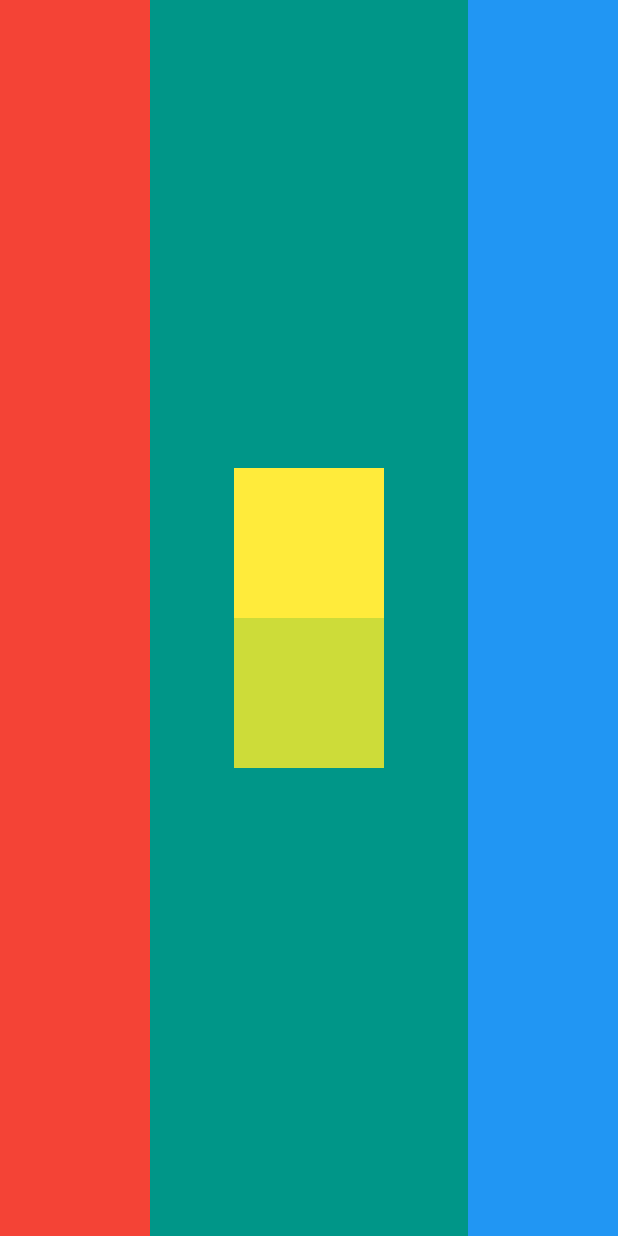
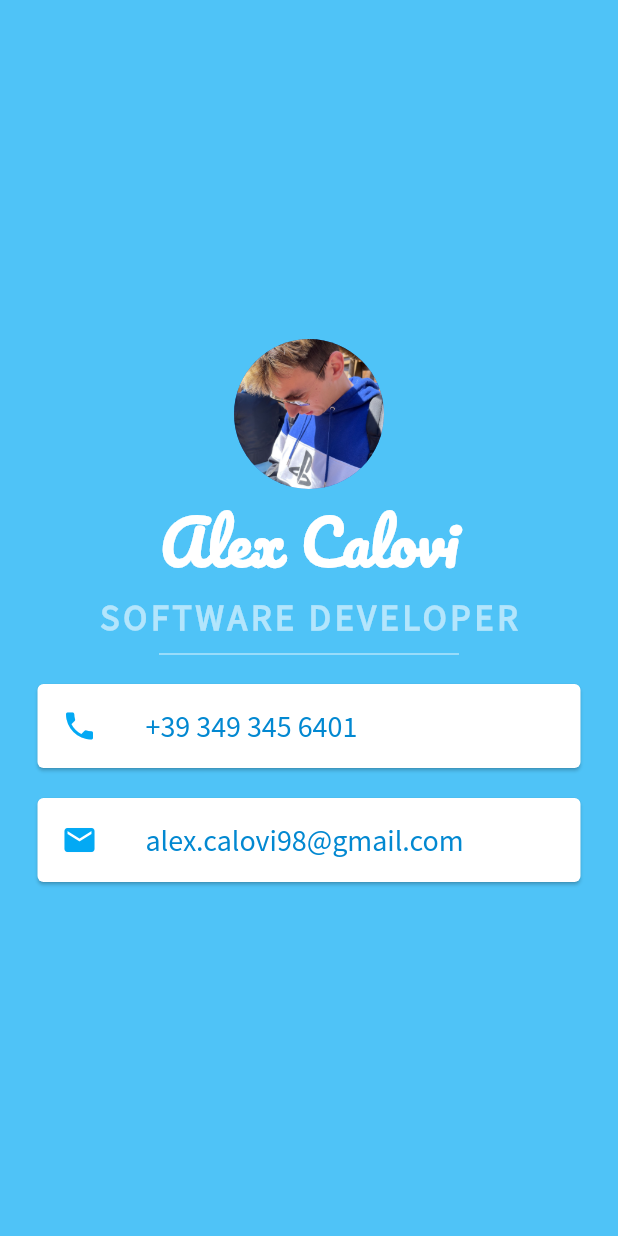
Before and after one commit to alexcalovi98/flutter-apps-collection, a Flutter app: the screen it shows after launch, on a phone screen of 412 x 824 dp. Run offline on Flutter 3.47's test engine with Material 2 defaults, Android fonts, the light colour scheme and no system bars.

Commit message:
mi card app completed

```diff
--- a/mi_card/lib/main.dart
+++ b/mi_card/lib/main.dart
@@ -11,34 +11,71 @@ class MyApp extends StatelessWidget {
   @override
   Widget build(BuildContext context) {
     return MaterialApp(
+      debugShowCheckedModeBanner: false,
       title: 'Mi Card',
       home: Scaffold(
-        backgroundColor: Colors.teal,
+        backgroundColor: Colors.lightBlue[300],
         body: SafeArea(
-          child: Row(
-            mainAxisAlignment: MainAxisAlignment.spaceBetween,
-            crossAxisAlignment: CrossAxisAlignment.stretch,
+          child: Column(
+            mainAxisAlignment: MainAxisAlignment.center,
+            crossAxisAlignment: CrossAxisAlignment.center,
             children: [
-              Container(
-                width: 100,
-                color: Colors.red
+              const CircleAvatar(
+                radius: 50.0,
+                backgroundImage: AssetImage('images/avatar.jpg'),
               ),
-              const Column(
-                mainAxisAlignment: MainAxisAlignment.center,
-                children: [
-                  SizedBox(
-                    width: 100,
-                    height: 100,
-                    child: ColoredBox(color: Colors.yellow),
+              const Text(
+                "Alex Calovi",
+                style: TextStyle(
+                    fontSize: 40.0,
+                    color: Colors.white,
+                    fontWeight: FontWeight.bold,
+                    fontFamily: 'Pacifico'),
+              ),
+              Text(
+                "SOFTWARE DEVELOPER",
+                style: TextStyle(
+                    fontSize: 24.0,
+                    color: Colors.lightBlue[100],
+                    fontWeight: FontWeight.bold,
+                    fontFamily: 'Source Sans Pro',
+                    letterSpacing: 2.5),
+              ),
+              SizedBox(
+                width: 200.0,
+                height: 20.0,
+                child: Divider(
+                  color: Colors.lightBlue[50]
+                ),
+              ),
+              Card(
+                margin: const EdgeInsets.symmetric(
+                    vertical: 10.0, horizontal: 25.0),
+                child: ListTile(
+                  leading: const Icon(Icons.phone, color: Colors.lightBlue),
+                  title: Text(
+                    "+39 349 345 6401",
+                    style: TextStyle(
+                        color: Colors.lightBlue[700],
+                        fontFamily: 'Source Sans Pro',
+                        fontSize: 20.0),
                   ),
-                  SizedBox(
-                    width: 100,
-                    height: 100,
-                    child: ColoredBox(color: Colors.lime),
-                  )
-                ]
+                ),
               ),
-              Container(width: 100, color: Colors.blue)
+              Card(
+                margin: const EdgeInsets.symmetric(
+                    vertical: 10.0, horizontal: 25.0),
+                child: ListTile(
+                  leading: const Icon(Icons.email, color: Colors.lightBlue),
+                  title: Text(
+                    "alex.calovi98@gmail.com",
+                    style: TextStyle(
+                        color: Colors.lightBlue[700],
+                        fontFamily: 'Source Sans Pro',
+                        fontSize: 20.0),
+                  ),
+                ),
+              ),
             ],
           ),
         ),
```
Also changed, not shown: mi_card/pubspec.yaml (+10 -15 lines), mi_card/fonts/Pacifico-Regular.ttf (added), mi_card/fonts/SourceSansPro-Regular.ttf (added), mi_card/images/avatar.jpg (added).
